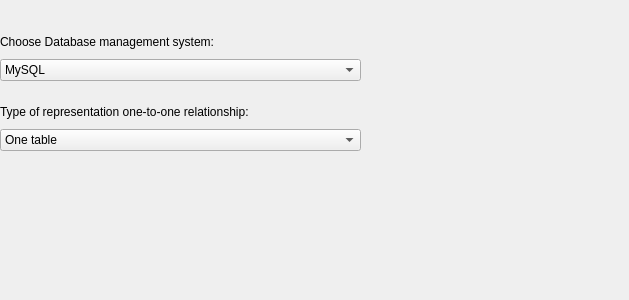
Above: plugins/databases/databasesSupport/databasesPreferencesPage.ui from qreal/qreal before the change. Below: the same form after it.
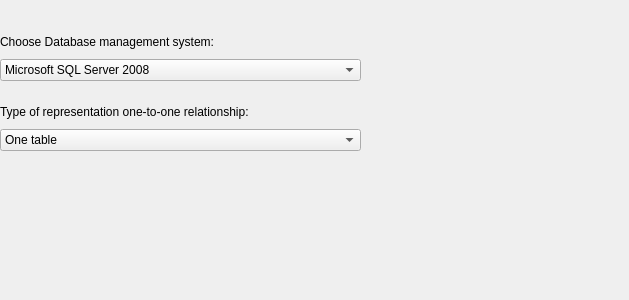
That is the form after the change.

```diff
--- a/plugins/databases/databasesSupport/databasesPreferencesPage.ui
+++ b/plugins/databases/databasesSupport/databasesPreferencesPage.ui
@@ -34,7 +34,12 @@
      </widget>
     </item>
     <item>
-     <widget class="QComboBox" name="comboBox">
+     <widget class="QComboBox" name="dbmsBox">
+      <item>
+       <property name="text">
+        <string>Microsoft SQL Server 2008</string>
+       </property>
+      </item>
       <item>
        <property name="text">
         <string>MySQL</string>
```
Left out of the diff: 5 changed lines with no effect on the pictures.
